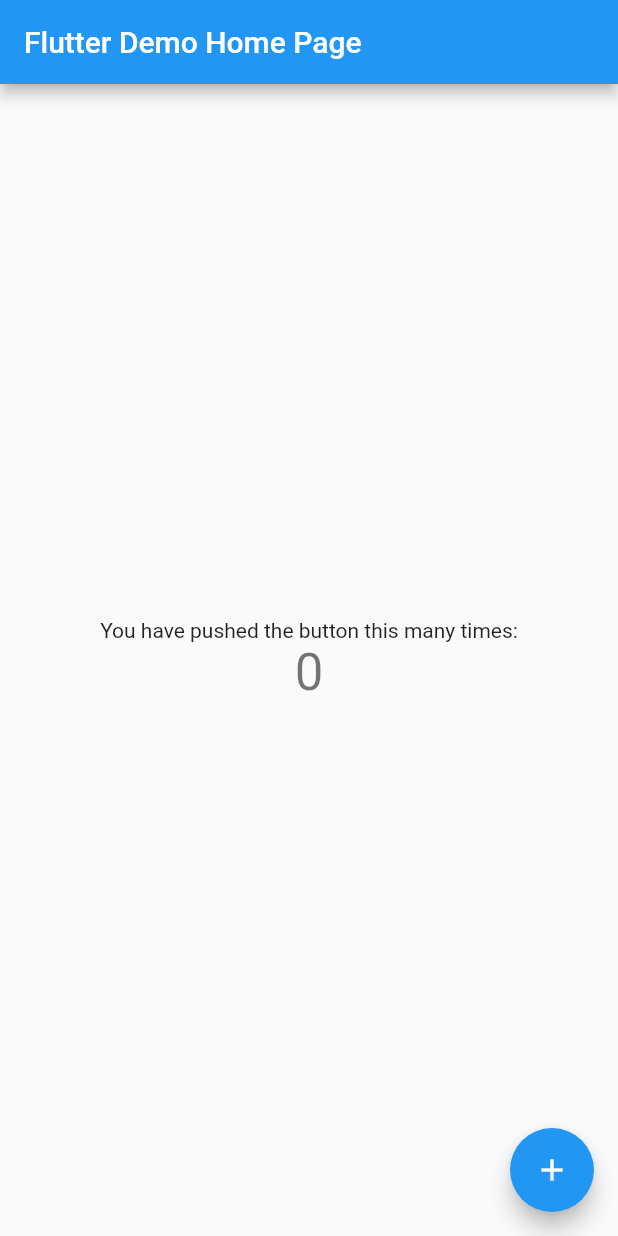
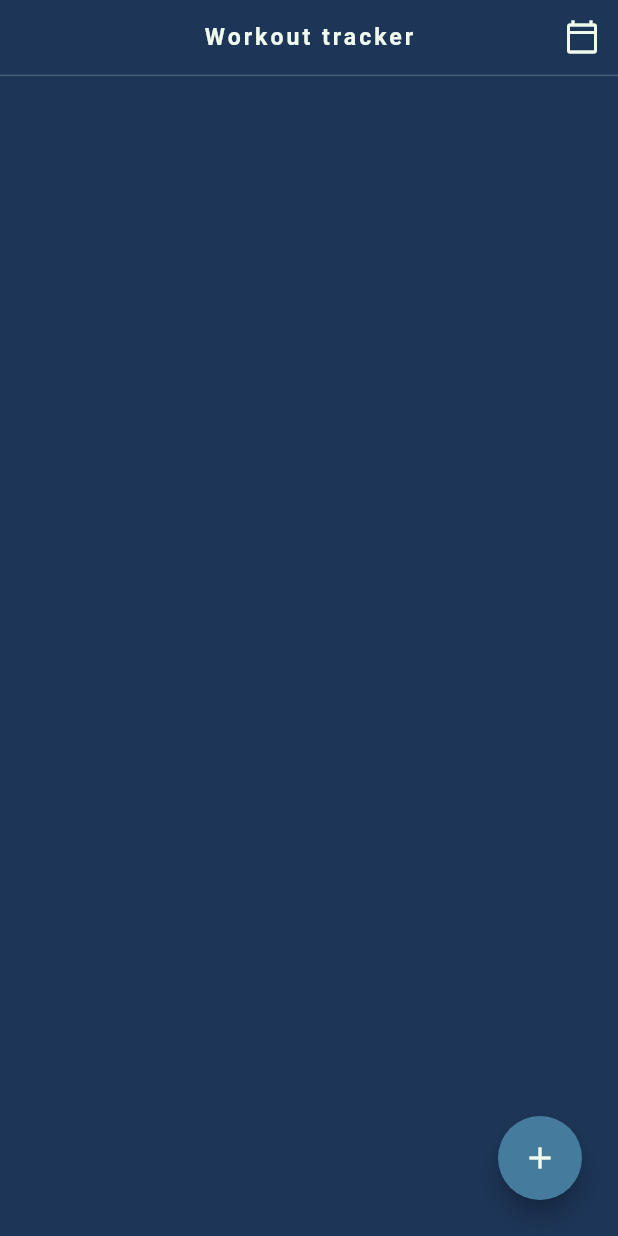
Before and after one commit to ViachaslauPratasenia/workout-tracker, a Flutter app: the screen it shows after launch, on a phone screen of 412 x 824 dp. Run offline on Flutter 3.47's test engine with Material 2 defaults, Android fonts, the phone set to English and light mode, and no system bars; our stand-ins replace flutter_screenutil, get.

Commit message:
added home screen mock, colors, app bar

```diff
--- a/lib/main.dart
+++ b/lib/main.dart
@@ -1,4 +1,7 @@
 import 'package:flutter/material.dart';
+import 'package:flutter_screenutil/flutter_screenutil.dart';
+import 'package:get/get.dart';
+import 'package:workout_tracker/pages/home/home_screen.dart';
 
 void main() {
   runApp(const MyApp());
@@ -10,106 +13,16 @@ class MyApp extends StatelessWidget {
   // This widget is the root of your application.
   @override
   Widget build(BuildContext context) {
-    return MaterialApp(
-      title: 'Flutter Demo',
-      theme: ThemeData(
-        // This is the theme of your application.
-        //
-        // Try running your application with "flutter run". You'll see the
-        // application has a blue toolbar. Then, without quitting the app, try
-        // changing the primarySwatch below to Colors.green and then invoke
-        // "hot reload" (press "r" in the console where you ran "flutter run",
-        // or simply save your changes to "hot reload" in a Flutter IDE).
-        // Notice that the counter didn't reset back to zero; the application
-        // is not restarted.
-        primarySwatch: Colors.blue,
+    return ScreenUtilInit(
+      designSize: const Size(375, 812),
+      builder: (child) => GetMaterialApp(
+        title: 'Workout tracker',
+        debugShowCheckedModeBanner: false,
+        theme: ThemeData(
+          primarySwatch: Colors.blue,
+        ),
+        home: const HomeScreen(),
       ),
-      home: const MyHomePage(title: 'Flutter Demo Home Page'),
     );
   }
 }
-
-class MyHomePage extends StatefulWidget {
-  const MyHomePage({Key? key, required this.title}) : super(key: key);
-
-  // This widget is the home page of your application. It is stateful, meaning
-  // that it has a State object (defined below) that contains fields that affect
-  // how it looks.
-
-  // This class is the configuration for the state. It holds the values (in this
-  // case the title) provided by the parent (in this case the App widget) and
-  // used by the build method of the State. Fields in a Widget subclass are
-  // always marked "final".
-
-  final String title;
-
-  @override
-  State<MyHomePage> createState() => _MyHomePageState();
-}
-
-class _MyHomePageState extends State<MyHomePage> {
-  int _counter = 0;
-
-  void _incrementCounter() {
-    setState(() {
-      // This call to setState tells the Flutter framework that something has
-      // changed in this State, which causes it to rerun the build method below
-      // so that the display can reflect the updated values. If we changed
-      // _counter without calling setState(), then the build method would not be
-      // called again, and so nothing would appear to happen.
-      _counter++;
-    });
-  }
-
-  @override
-  Widget build(BuildContext context) {
-    // This method is rerun every time setState is called, for instance as done
-    // by the _incrementCounter method above.
-    //
-    // The Flutter framework has been optimized to make rerunning build methods
-    // fast, so that you can just rebuild anything that needs updating rather
-    // than having to individually change instances of widgets.
-    return Scaffold(
-      appBar: AppBar(
-        // Here we take the value from the MyHomePage object that was created by
-        // the App.build method, and use it to set our appbar title.
-        title: Text(widget.title),
-      ),
-      body: Center(
-        // Center is a layout widget. It takes a single child and positions it
-        // in the middle of the parent.
-        child: Column(
-          // Column is also a layout widget. It takes a list of children and
-          // arranges them vertically. By default, it sizes itself to fit its
-          // children horizontally, and tries to be as tall as its parent.
-          //
-          // Invoke "debug painting" (press "p" in the console, choose the
-          // "Toggle Debug Paint" action from the Flutter Inspector in Android
-          // Studio, or the "Toggle Debug Paint" command in Visual Studio Code)
-          // to see the wireframe for each widget.
-          //
-          // Column has various properties to control how it sizes itself and
-          // how it positions its children. Here we use mainAxisAlignment to
-          // center the children vertically; the main axis here is the vertical
-          // axis because Columns are vertical (the cross axis would be
-          // horizontal).
-          mainAxisAlignment: MainAxisAlignment.center,
-          children: <Widget>[
-            const Text(
-              'You have pushed the button this many times:',
-            ),
-            Text(
-              '$_counter',
-              style: Theme.of(context).textTheme.headline4,
-            ),
-          ],
-        ),
-      ),
-      floatingActionButton: FloatingActionButton(
-        onPressed: _incrementCounter,
-        tooltip: 'Increment',
-        child: const Icon(Icons.add),
-      ), // This trailing comma makes auto-formatting nicer for build methods.
-    );
-  }
-}
--- /dev/null
+++ b/lib/pages/exercise_categories/exercise_categories_screen.dart
@@ -0,0 +1,24 @@
+import 'package:flutter/material.dart';
+import 'package:workout_tracker/utils/ui_kit/app_bar.dart';
+import 'package:workout_tracker/utils/ui_kit/colors.dart';
+
+class ExerciseCategoriesScreen extends StatefulWidget {
+  const ExerciseCategoriesScreen({Key? key}) : super(key: key);
+
+  @override
+  State<ExerciseCategoriesScreen> createState() =>
+      _ExerciseCategoriesScreenState();
+}
+
+class _ExerciseCategoriesScreenState extends State<ExerciseCategoriesScreen> {
+  @override
+  Widget build(BuildContext context) {
+    return Scaffold(
+      backgroundColor: kPrimaryColor,
+      appBar: CustomAppBar(
+        titleStr: 'Categories',
+      ),
+      body: Container(),
+    );
+  }
+}
--- /dev/null
+++ b/lib/pages/home/home_screen.dart
@@ -0,0 +1,55 @@
+import 'package:flutter/material.dart';
+import 'package:flutter_screenutil/flutter_screenutil.dart';
+import 'package:get/get.dart';
+import 'package:workout_tracker/pages/exercise_categories/exercise_categories_screen.dart';
+import 'package:workout_tracker/utils/ui_kit/app_bar.dart';
+import 'package:workout_tracker/utils/ui_kit/colors.dart';
+
+class HomeScreen extends StatefulWidget {
+  const HomeScreen({Key? key}) : super(key: key);
+
+  @override
+  State<HomeScreen> createState() => _HomeScreenState();
+}
+
+class _HomeScreenState extends State<HomeScreen> {
+  @override
+  Widget build(BuildContext context) {
+    return Scaffold(
+      backgroundColor: kPrimaryColor,
+      appBar: CustomAppBar(
+        titleStr: 'Workout tracker',
+        actions: [
+          IconButton(
+            onPressed: () {},
+            splashRadius: 20.w,
+            icon: const Icon(
+              Icons.calendar_today_outlined,
+              color: kTextColor,
+            ),
+          ),
+        ],
+      ),
+      body: SafeArea(
+        child: Stack(
+          children: [
+            Positioned(
+              child: FloatingActionButton(
+                onPressed: () {
+                  Get.to(const ExerciseCategoriesScreen());
+                },
+                backgroundColor: kSecondaryColor,
+                child: const Icon(
+                  Icons.add,
+                  color: kTextColor,
+                ),
+              ),
+              right: 24,
+              bottom: 24,
+            ),
+          ],
+        ),
+      ),
+    );
+  }
+}
--- /dev/null
+++ b/lib/utils/ui_kit/app_bar.dart
@@ -0,0 +1,87 @@
+import 'package:flutter/material.dart';
+import 'package:flutter/services.dart';
+import 'package:flutter_screenutil/flutter_screenutil.dart';
+import 'package:get/get.dart';
+import 'package:workout_tracker/utils/ui_kit/colors.dart';
+
+enum CustomAppBarVariants { primary, secondary }
+
+class CustomAppBar extends StatelessWidget implements PreferredSizeWidget {
+  @override
+  late final Size preferredSize;
+
+  final CustomAppBarVariants variant;
+  final String? titleStr;
+  final Widget? leading;
+  final Widget? title;
+  final List<Widget> actions;
+  final bool hasBorderLine;
+
+  CustomAppBar({
+    Key? key,
+    this.variant = CustomAppBarVariants.primary,
+    this.titleStr,
+    this.leading,
+    this.title,
+    this.actions = const [],
+    this.hasBorderLine = true,
+  }) : super(key: key) {
+    preferredSize = Size.fromHeight(50.h);
+  }
+
+  Color get backgroundColor => variant == CustomAppBarVariants.secondary
+      ? Colors.white
+      : Colors.transparent;
+
+  void Function() _onBack(BuildContext context) => () => Get.back();
+
+  @override
+  Widget build(BuildContext context) {
+    final canBack = Navigator.canPop(context);
+
+    Widget? leadingWidget = leading;
+    leadingWidget ??= canBack
+        ? IconButton(
+            icon: const Icon(
+              Icons.arrow_back,
+              color: Colors.white,
+            ),
+            splashRadius: 20.w,
+            onPressed: _onBack(context),
+          )
+        : const SizedBox.shrink();
+
+    Widget? titleWidget = title;
+    titleWidget ??= Text(
+      titleStr ?? '',
+      style: TextStyle(
+        fontSize: 14.sp,
+        fontWeight: FontWeight.bold,
+        color: kTextColor,
+        letterSpacing: 2,
+      ),
+    );
+
+    return AppBar(
+      title: titleWidget,
+      systemOverlayStyle: const SystemUiOverlayStyle(
+        statusBarColor: Colors.transparent,
+        statusBarIconBrightness: Brightness.dark,
+      ),
+      centerTitle: true,
+      backgroundColor: backgroundColor,
+      elevation: 0,
+      leading: leadingWidget,
+      actions: actions,
+      bottom: hasBorderLine
+          ? PreferredSize(
+              child: Container(
+                color: kTextColor.withOpacity(0.2),
+                height: 1.0,
+              ),
+              preferredSize: const Size.fromHeight(4.0),
+            )
+          : null,
+    );
+  }
+}
--- /dev/null
+++ b/lib/utils/ui_kit/colors.dart
@@ -0,0 +1,7 @@
+import 'dart:ui';
+
+const Color kPrimaryColor = Color(0xFF1D3557);
+const Color kSecondaryColor = Color(0xFF457B9D);
+const Color kLightBlue = Color(0xFFA8DADC);
+const Color kTextColor = Color(0xFFF1FAEE);
+const Color kErrorColor = Color(0xFFE63946);
--- a/pubspec.yaml
+++ b/pubspec.yaml
@@ -34,6 +34,9 @@ dependencies:
   # The following adds the Cupertino Icons font to your application.
   # Use with the CupertinoIcons class for iOS style icons.
   cupertino_icons: ^1.0.2
+  flutter_screenutil: ^5.0.0+2
+  flutter_svg: ^0.23.0+1
+  get: 4.6.1
 
 dev_dependencies:
   flutter_test:
```
Also changed, not shown: lib/di/di.dart (added), pubspec.lock, 6 other files.
